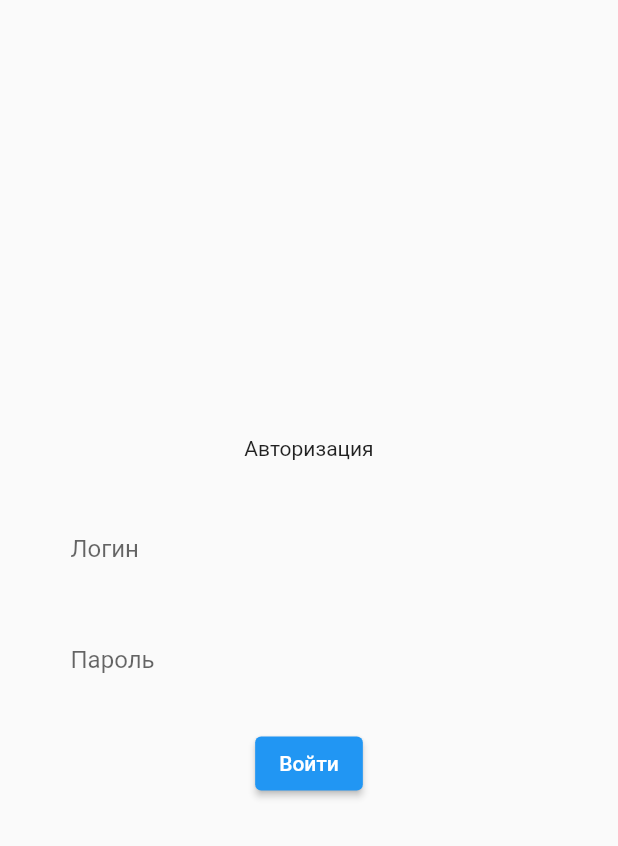
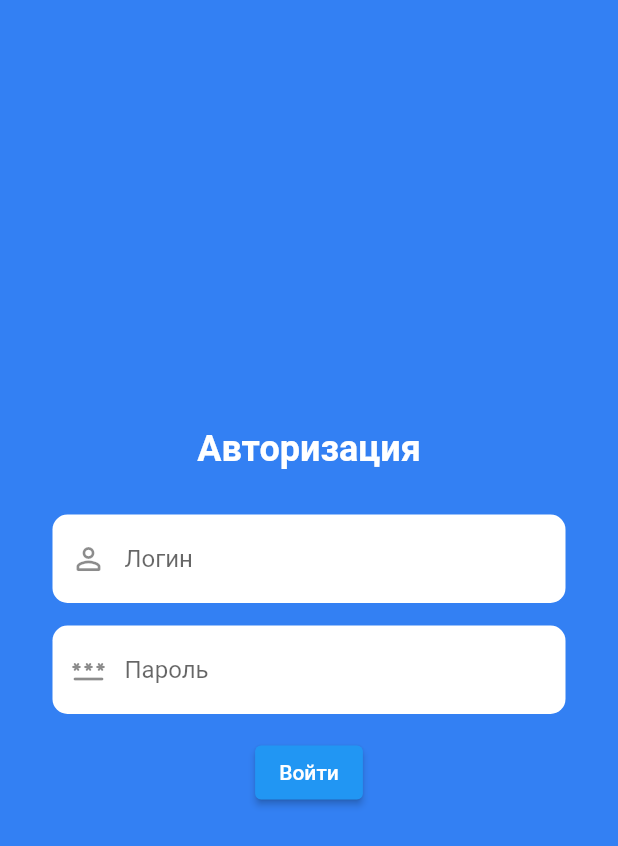
Before and after one commit to black-rusuz/rostelecom, a Flutter app: the LoginPage screen opened directly, on a phone screen of 412 x 824 dp. Shown: the top 846 px of the screen. Run offline on Flutter 3.47's test engine with Material 2 defaults, Android fonts, the phone set to English and light mode, and no system bars; our stand-ins replace cached_network_image, dio, equatable, flutter_bloc, get_it, google_fonts and 2 more.

Commit message:
part of login styles

```diff
--- a/lib/main.dart
+++ b/lib/main.dart
@@ -20,8 +20,8 @@ class MyApp extends StatelessWidget {
       title: 'Rostelecom',
       theme: Styles.theme,
       onGenerateRoute: routeByName,
-      initialRoute: HomePage.name,
-      //initialRoute: LoginPage.name,
+      // initialRoute: HomePage.name,
+      initialRoute: LoginPage.name,
     );
   }
 
--- a/lib/presentation/pages/login/login_page.dart
+++ b/lib/presentation/pages/login/login_page.dart
@@ -1,6 +1,7 @@
 import 'package:flutter/material.dart';
 import 'package:flutter_bloc/flutter_bloc.dart';
 
+import '../../../styles.dart';
 import '../../widgets/base_text_field.dart';
 import '../home/home_page.dart';
 import 'bloc/login_bloc.dart';
@@ -29,18 +30,33 @@ class LoginPage extends StatelessWidget {
         }
       },
       child: Scaffold(
-        //backgroundColor: Colors.blue,
+        backgroundColor: Styles.accentColor,
         body: Center(
           child: Padding(
             padding: const EdgeInsets.all(35),
             child: Column(
               mainAxisSize: MainAxisSize.min,
               children: [
-                const Text('Авторизация'),
+                const Text(
+                  'Авторизация',
+                  style: TextStyle(
+                    color: Colors.white,
+                    fontWeight: FontWeight.w600,
+                    fontSize: 24,
+                  ),
+                ),
                 const SizedBox(height: 30),
-                BaseTextField('Логин', controller: login),
+                BaseTextField(
+                  'Логин',
+                  controller: login,
+                  icon: const Icon(Icons.person_outline_rounded),
+                ),
                 const SizedBox(height: 15),
-                BaseTextField('Пароль', controller: password),
+                BaseTextField(
+                  'Пароль',
+                  controller: password,
+                  icon: const Icon(Icons.password_rounded),
+                ),
                 const SizedBox(height: 15),
                 ElevatedButton(
                   onPressed: () => context.read<LoginBloc>().add(LoginAuth(
--- a/lib/presentation/widgets/base_text_field.dart
+++ b/lib/presentation/widgets/base_text_field.dart
@@ -3,11 +3,13 @@ import 'package:flutter/material.dart';
 class BaseTextField extends StatelessWidget {
   final String label;
   final TextEditingController? controller;
+  final Icon? icon;
 
   const BaseTextField(
     this.label, {
     super.key,
     this.controller,
+    this.icon,
   });
 
   @override
@@ -15,7 +17,8 @@ class BaseTextField extends StatelessWidget {
     return TextField(
       controller: controller,
       decoration: InputDecoration(
-        labelText: label,
+        prefixIcon: icon,
+        hintText: label,
       ),
     );
   }
--- a/lib/styles.dart
+++ b/lib/styles.dart
@@ -21,6 +21,8 @@ class Styles {
           unselectedItemColor: Colors.grey,
         ),
         inputDecorationTheme: InputDecorationTheme(
+          filled: true,
+          fillColor: Colors.white,
           border: OutlineInputBorder(
             borderSide: BorderSide.none,
             borderRadius: BorderRadius.circular(10),
```
